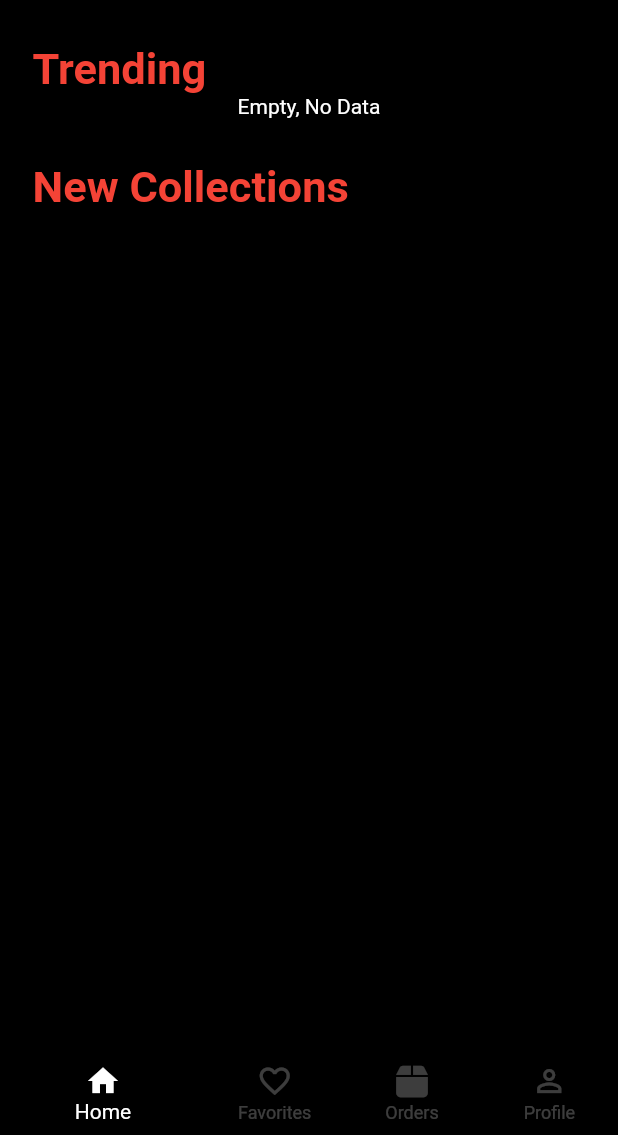
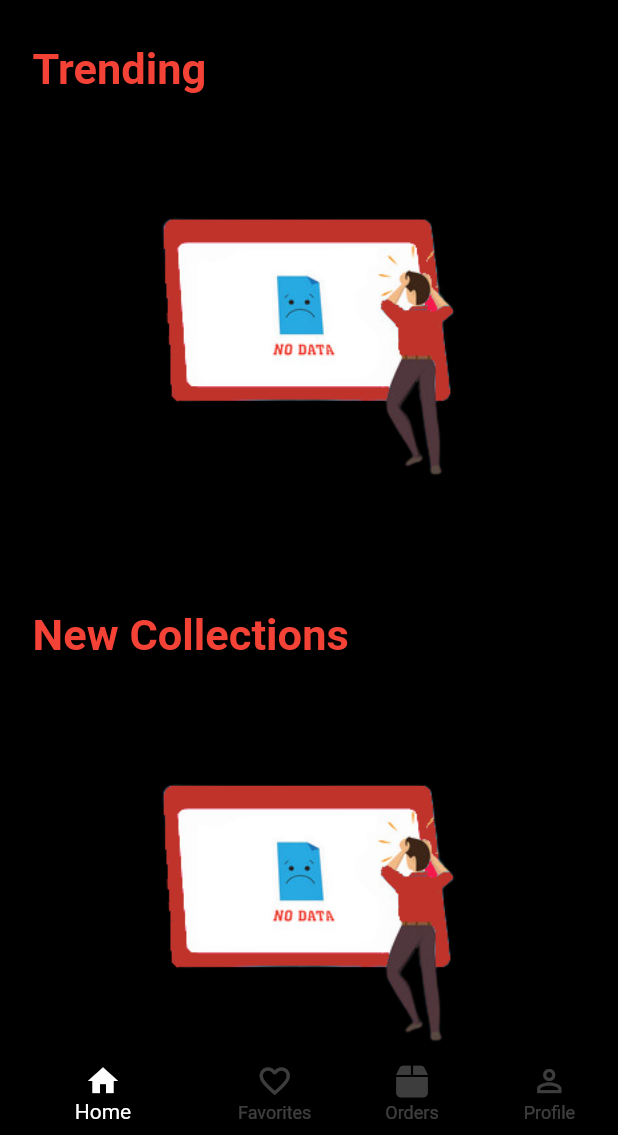
Before and after one commit to barisceleb1/clothes_app, a Flutter app: the DashboardOfFragments screen opened directly, on a phone screen of 412 x 824 dp, the part 101-1236 px from its top. Run offline on Flutter 3.47's test engine with Material 2 defaults, Android fonts, the phone set to English and light mode, and no system bars; our stand-ins replace flutter_rating_bar, flutter_spinkit, fluttertoast, font_awesome_flutter, get, image_picker and 2 more; accounts and stored records are empty; network calls fail.

Commit message:
clothes_app

```diff
--- a/lib/users/fragments/home_fragment_screen.dart
+++ b/lib/users/fragments/home_fragment_screen.dart
@@ -613,11 +613,11 @@ class HomeFragmentScreen extends StatelessWidget {
               ),
             );
           } else {
-            return const Center(
-              child: Text(
-                "Empty, No Data",
-                style: TextStyle(color: Colors.white),
-              ),
+            return Center(
+                child: Container(
+                    width: Dimensions.height260,
+                    height:Dimensions.height260,
+                    child: Image(image: AssetImage("assets/no_data.png")))
             );
           }
         });
@@ -1016,8 +1016,11 @@ class HomeFragmentScreen extends StatelessWidget {
                   );
                 });
           } else {
-            return const Center(
-              child: Text("Empty no data"),
+            return Center(
+                child: Container(
+                    width: Dimensions.height260,
+                    height:Dimensions.height260,
+                    child: Image(image: AssetImage("assets/no_data.png")))
             );
           }
         });
--- a/lib/utils/dimensions.dart
+++ b/lib/utils/dimensions.dart
@@ -50,6 +50,7 @@ class Dimensions {
   static double height160 = screenHeight/4.27;
   static double height185 = screenHeight/3.69;
   static double height200 = screenHeight/3.41;
+  static double height250 = screenHeight/2.73;
   static double height260 = screenHeight/2.62;
   static double height275 = screenHeight/2.48;
 //dynamic width padding and margin
```
Also changed, not shown: lib/users/fragments/favorites_fragment_screen.dart (+5 -2 lines), lib/users/fragments/order_fragment_screen.dart (+6 -4 lines), assets/no_data.png.
